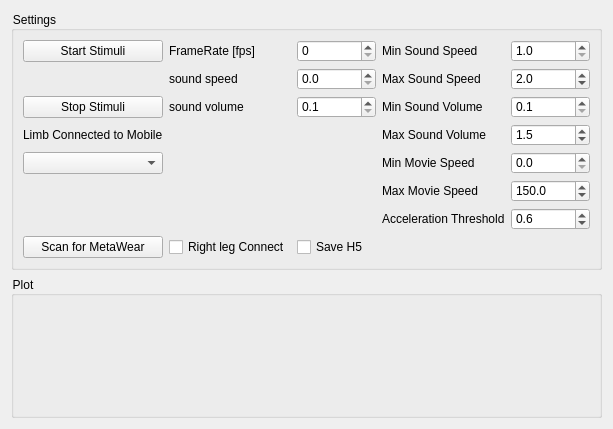
Before: the Qt Designer form Experiment.UI in liorse/Lital_IMU_Tobii_Pro_Integration, drawn with Qt 5.
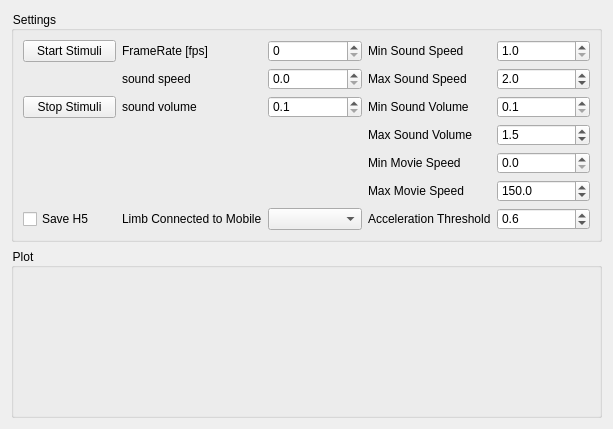
After: the same form once the commit is applied.

Commit message: protecting against using zmq prematurely

```diff
--- a/Experiment.UI
+++ b/Experiment.UI
@@ -144,13 +144,6 @@
         </property>
        </widget>
       </item>
-      <item row="9" column="2">
-       <widget class="QCheckBox" name="save_h5_checkBox">
-        <property name="text">
-         <string>Save H5</string>
-        </property>
-       </widget>
-      </item>
       <item row="6" column="4">
        <widget class="QDoubleSpinBox" name="max_movie_speed_spinBox">
         <property name="decimals">
@@ -222,13 +215,6 @@
         </property>
        </widget>
       </item>
-      <item row="9" column="1">
-       <widget class="QCheckBox" name="RightLegConnectCheckBox">
-        <property name="text">
-         <string>Right leg Connect</string>
-        </property>
-       </widget>
-      </item>
       <item row="3" column="0">
        <widget class="QPushButton" name="stop_stimuli_pushButton">
         <property name="text">
@@ -236,13 +222,6 @@
         </property>
        </widget>
       </item>
-      <item row="9" column="0">
-       <widget class="QPushButton" name="Scan_metawear_pushButton">
-        <property name="text">
-         <string>Scan for MetaWear</string>
-        </property>
-       </widget>
-      </item>
       <item row="5" column="4">
        <widget class="QDoubleSpinBox" name="min_movie_speed_spinBox">
         <property name="decimals">
@@ -309,16 +288,23 @@
         </property>
        </widget>
       </item>
-      <item row="5" column="0">
+      <item row="7" column="2">
        <widget class="QComboBox" name="Limb_connected_to_mobile_ComboBox"/>
       </item>
-      <item row="4" column="0">
+      <item row="7" column="1">
        <widget class="QLabel" name="framerate_label_label_11">
         <property name="text">
          <string>Limb Connected to Mobile</string>
         </property>
        </widget>
       </item>
+      <item row="7" column="0">
+       <widget class="QCheckBox" name="save_h5_checkBox">
+        <property name="text">
+         <string>Save H5</string>
+        </property>
+       </widget>
+      </item>
      </layout>
     </widget>
    </item>
```
The commit also changes 1 other file.
